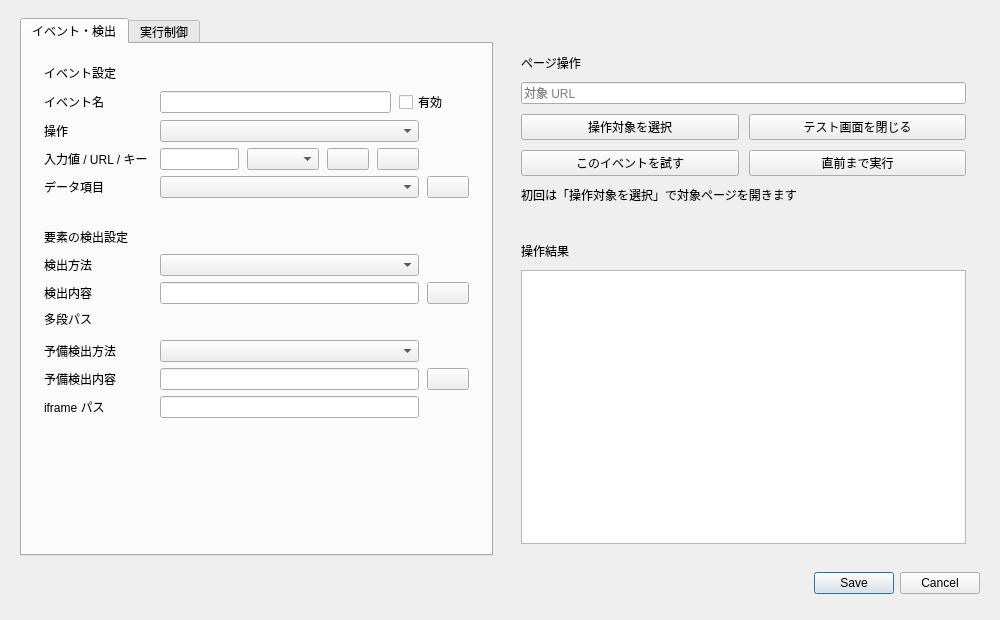
Before: the Qt Designer form qt_ui/forms/event_editor.ui in okasi1997/WebFlowManager, drawn with Qt 5.
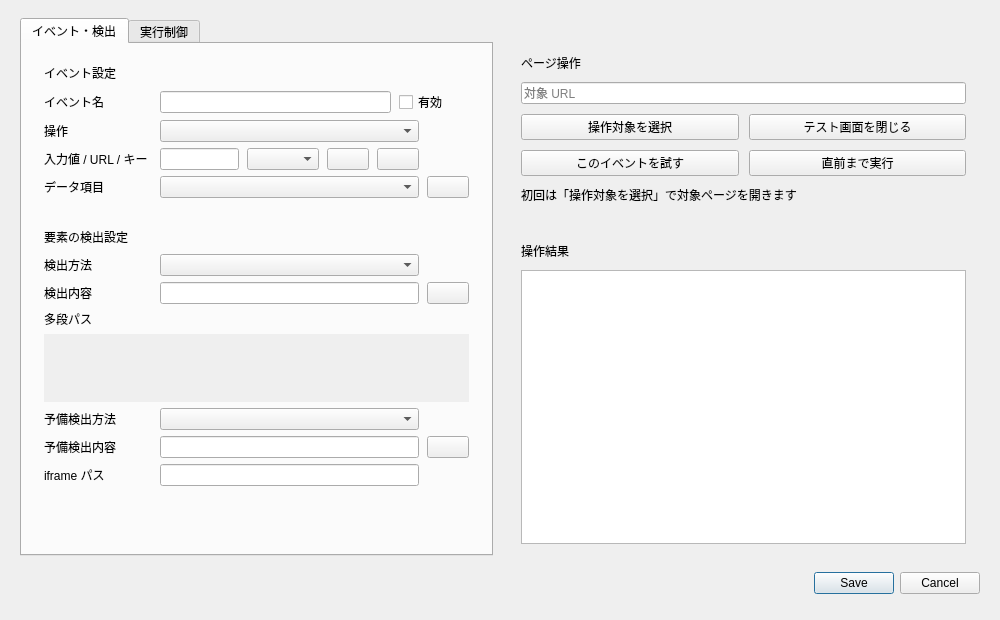
After: the same form once the commit is applied.

Patch:
```diff
--- a/qt_ui/forms/event_editor.ui
+++ b/qt_ui/forms/event_editor.ui
@@ -659,7 +659,7 @@
                </widget>
               </item>
               <item row="3" column="0" colspan="2">
-               <widget class="QWidget" name="multiPathHost" native="true">
+               <widget class="QScrollArea" name="multiPathHost">
                 <property name="minimumSize">
                  <size>
                   <width>0</width>
@@ -669,6 +669,11 @@
                 <property name="formHost" stdset="0">
                  <bool>true</bool>
                 </property>
+                <property name="frameShape"><enum>QFrame::NoFrame</enum></property>
+                <property name="horizontalScrollBarPolicy"><enum>Qt::ScrollBarAlwaysOff</enum></property>
+                <property name="verticalScrollBarPolicy"><enum>Qt::ScrollBarAsNeeded</enum></property>
+                <property name="widgetResizable"><bool>true</bool></property>
+                <widget class="QWidget" name="multiPathContent">
                 <layout class="QFormLayout" name="multiPathForm">
                  <property name="fieldGrowthPolicy">
                   <enum>QFormLayout::AllNonFixedFieldsGrow</enum>
@@ -695,6 +700,7 @@
                   <number>0</number>
                  </property>
                 </layout>
+                </widget>
                </widget>
               </item>
               <item row="4" column="0">
```
Lines whose indentation alone changed are shown as unchanged.
